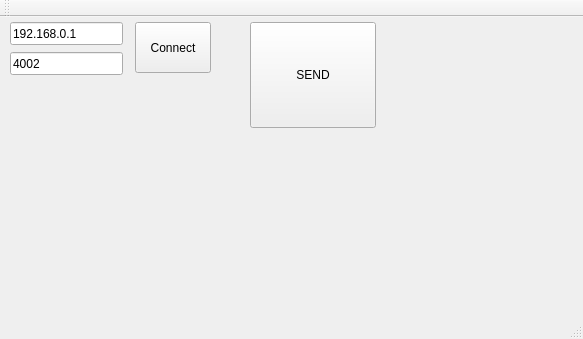
This is client/ClientMB/client.ui in sunghojang/QT_TCPIP2 as Qt 5 draws it before an edit. The edited form follows.
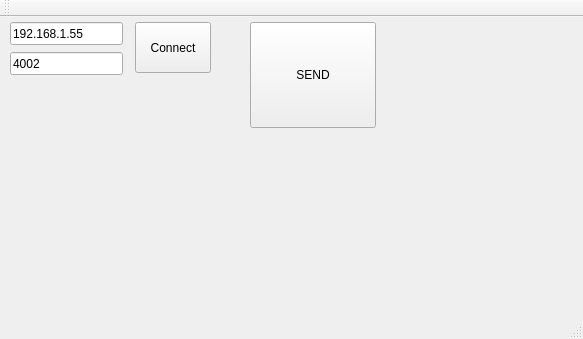
This is the edited form.

Diff of the .ui file:
```diff
--- a/client/ClientMB/client.ui
+++ b/client/ClientMB/client.ui
@@ -24,7 +24,7 @@
      </rect>
     </property>
     <property name="text">
-     <string>192.168.0.1</string>
+     <string>192.168.1.55</string>
     </property>
    </widget>
    <widget class="QLineEdit" name="portLineEdit">
```
